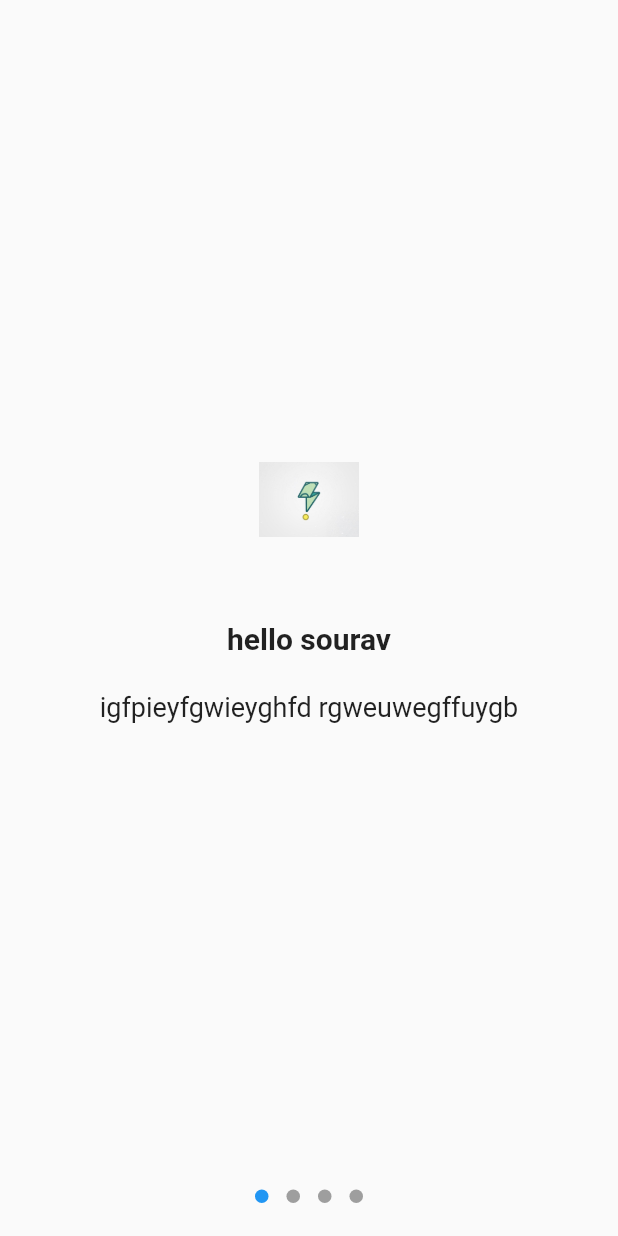
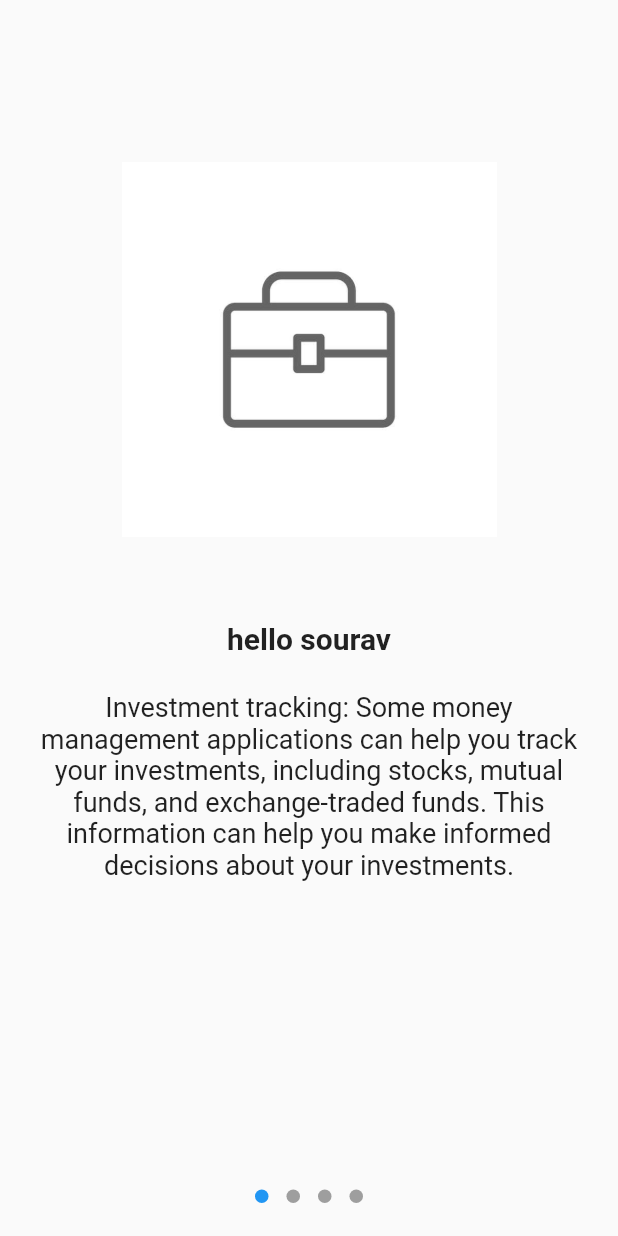
Before and after one commit to Souravcv/money_management, a Flutter app: the screen it shows after launch, on a phone screen of 412 x 824 dp. Run offline on Flutter 3.47's test engine with Material 2 defaults, Android fonts, the phone set to English and light mode, and no system bars; drawn by our look-alikes of introduction_screen; our stand-ins replace flutter_native_splash, flutter_slidable, hive_flutter; missing offline and left inert: dart:ffi; accounts and stored records are empty.

Commit message:
first commit

```diff
--- a/lib/loginscreen.dart
+++ b/lib/loginscreen.dart
@@ -16,7 +16,7 @@ class IntroScreenDemo extends StatefulWidget {
 class _IntroScreenDemoState extends State<IntroScreenDemo> {
   // 1. Define a `GlobalKey` as part of the parent widget's state
   final _introKey = GlobalKey<IntroductionScreenState>();
-  String _status = 'Waiting...';
+  String _status = '';
 
   @override
   Widget build(BuildContext context) {
@@ -25,28 +25,30 @@ class _IntroScreenDemoState extends State<IntroScreenDemo> {
       key: _introKey,
       pages: [
         PageViewModel(
-       image: Image.asset('assets/images/WhatsApp Image 2023-01-28 at 3.14.27 PM (1).jpeg',height: 50,),
+       image: Image.asset('assets/images/money.jpeg',height: 250,),
         title: "hello sourav",
-        body: "igfpieyfgwieyghfd rgweuwegffuygb",
+        body: "Investment tracking: Some money management applications can help you track your investments, including stocks, mutual funds, and exchange-traded funds. This information can help you make informed decisions about your investments.",
 
       ),
         PageViewModel(
-        image: Image.asset('assets/images/WhatsApp Image 2023-01-28 at 3.14.27 PM (1).jpeg',height: 50,),
+
+        image: Image.asset('assets/images/WhatsApp Image 2023-01-30 at 5.55.30 PM.jpeg',height: 250,),
         title: "hello sourav",
-        body: "igfpieyfgwieyghfd rgweuwegffuygb",
+        body: "Financial reports: Money management applications often generate reports that give you a snapshot of your financial situation. These reports can be used to identify areas where you are spending too much money and to make adjustments to your budget.",
 
       ),
         PageViewModel(
-       image: Image.asset('assets/images/WhatsApp Image 2023-01-28 at 3.14.27 PM (1).jpeg',height: 250,),
+       image: Image.asset('assets/images/moneymanager.jpeg',height: 250,),
         title: "hello sourav",
-        body: "igfpieyfgwieyghfd rgweuwegffuygb",
+        body: "A money management application is a software tool that helps individuals and organizations manage their finances. It typically provides features such as budget tracking, expense tracking, investment tracking, and bill reminders. The goal of a money management application is to give users a complete overview of their financial situation and help them make informed decisions about spending, saving, and investing. Some popular examples of money management applications include Mint, Personal Capital, and YNAB (You Need A Budget). ",
 
       ),
 
 
 
         PageViewModel(
-            title: 'klgfxchjkljhgcbxcvhn',
+          image: Image.asset("assets/images/finished.jpeg",height: 250,),
+            title: "A money management application is a software tool that helps individuals and organizations manage their finances. It typically provides features such as budget tracking, expense tracking, investment tracking, and bill reminders. The goal of a money management application is to give users a complete overview of their financial situation and help them make informed decisions about spending, saving, and investing. Some popular examples of money management applications include Mint, Personal Capital, and YNAB (You Need A Budget). ",
             bodyWidget: Column(
               children: [
                 Text(_status),
--- a/lib/main.dart
+++ b/lib/main.dart
@@ -37,7 +37,7 @@ class MyApp extends StatelessWidget {
   Widget build(BuildContext context) {
     return MaterialApp(
       theme: ThemeData(
-        primarySwatch: Colors.blue,
+
       ),
       home: const SplashScreen(),
       routes: {
--- a/lib/screens/home/screen_home.dart
+++ b/lib/screens/home/screen_home.dart
@@ -20,6 +20,7 @@ class ScreenHome extends StatelessWidget {
     return Scaffold(
       backgroundColor: Colors.grey[100],
       appBar: AppBar(
+        backgroundColor:Color.fromARGB(255, 67, 47, 99),
         title: const Text('MONEY MANAGER'),
         centerTitle: true,
       ),
@@ -33,6 +34,7 @@ class ScreenHome extends StatelessWidget {
         ),
       ),
       floatingActionButton: FloatingActionButton(
+         backgroundColor:Color.fromARGB(255, 67, 47, 99),
         onPressed: () {
           if (selectedIntexNotifier.value == 0) {
             print('hello transation');
--- a/pubspec.yaml
+++ b/pubspec.yaml
@@ -58,6 +58,11 @@ flutter:
   # To add assets to your application, add an assets section, like this:
   assets:
     - assets/images/WhatsApp Image 2023-01-28 at 3.14.27 PM (1).jpeg
+    - assets/images/WhatsApp Image 2023-01-28 at 3.14.27 PM.jpeg
+    - assets/images/WhatsApp Image 2023-01-30 at 5.55.30 PM.jpeg
+    - assets/images/money.jpeg
+    - assets/images/moneymanager.jpeg
+    - assets/images/finished.jpeg
   #   - images/a_dot_ham.jpeg
   # An image asset can refer to one or more resolution-specific "variants", see
   # https://flutter.dev/assets-and-images/#resolution-aware
```
Also changed, not shown: lib/screens/home/widgets/bottom_navigation.dart (+7 -4 lines), lib/screens/transaction/screen_transaction.dart (+10 -2 lines), assets/images/WhatsApp Image 2023-01-28 at 3.14.27 PM.jpeg (added), assets/images/WhatsApp Image 2023-01-30 at 5.55.30 PM.jpeg (added), assets/images/finished.jpeg (added), assets/images/money.jpeg (added), assets/images/moneymanager.jpeg (added), flutter_01.png (added).
